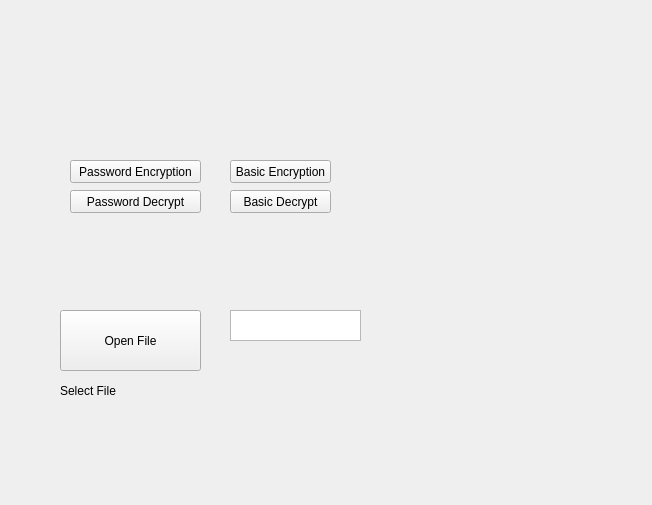
beto-bit/PyEncryptor, file ui/mainWindow.ui: the form before one commit.
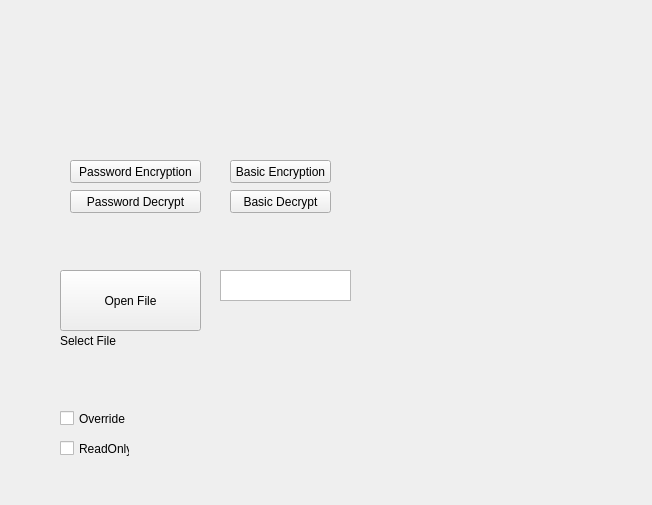
The form after the commit.

Commit message:
Error Handling & CheckBoxes
Added functional error handling for the encrypt/decrypt functions and checkboxes.

```diff
--- a/ui/mainWindow.ui
+++ b/ui/mainWindow.ui
@@ -70,7 +70,7 @@
     <property name="geometry">
      <rect>
       <x>60</x>
-      <y>310</y>
+      <y>270</y>
       <width>141</width>
       <height>61</height>
      </rect>
@@ -83,7 +83,7 @@
     <property name="geometry">
      <rect>
       <x>60</x>
-      <y>380</y>
+      <y>330</y>
       <width>111</width>
       <height>21</height>
      </rect>
@@ -95,13 +95,42 @@
    <widget class="QPlainTextEdit" name="psw_edit">
     <property name="geometry">
      <rect>
-      <x>230</x>
-      <y>310</y>
+      <x>220</x>
+      <y>270</y>
       <width>131</width>
       <height>31</height>
      </rect>
     </property>
    </widget>
+   <widget class="QCheckBox" name="override_check">
+    <property name="geometry">
+     <rect>
+      <x>60</x>
+      <y>410</y>
+      <width>70</width>
+      <height>17</height>
+     </rect>
+    </property>
+    <property name="text">
+     <string>Override</string>
+    </property>
+    <property name="tristate">
+     <bool>false</bool>
+    </property>
+   </widget>
+   <widget class="QCheckBox" name="readonly_check">
+    <property name="geometry">
+     <rect>
+      <x>60</x>
+      <y>440</y>
+      <width>70</width>
+      <height>17</height>
+     </rect>
+    </property>
+    <property name="text">
+     <string>ReadOnly</string>
+    </property>
+   </widget>
   </widget>
  </widget>
  <resources/>
```
The commit also changes 2 other files.
